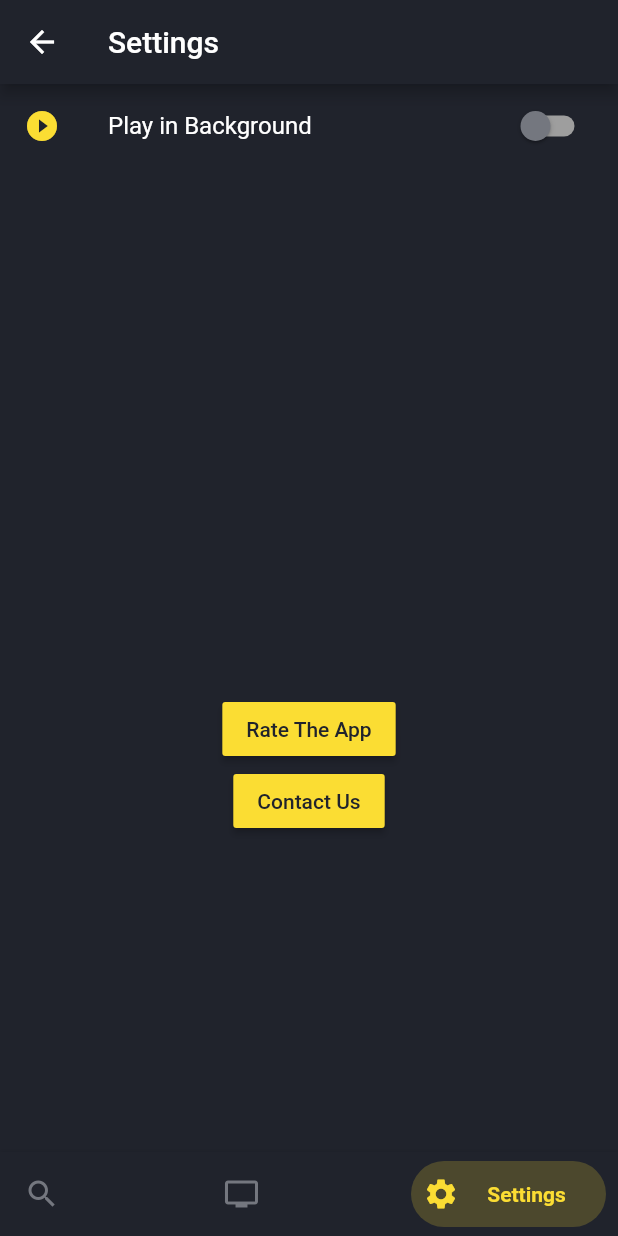
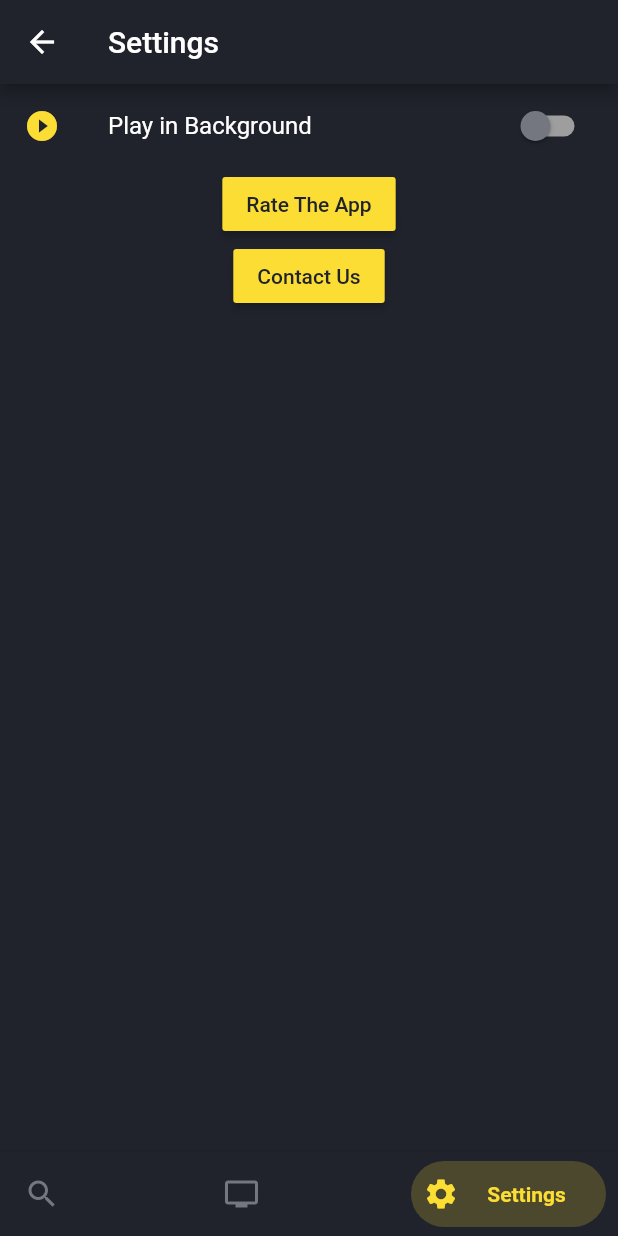
Before and after one commit to hadi-codes/tvgui, a Flutter app: the BottomNavBar screen opened directly with empty values, item 3 of the bottom bar chosen, after a tap on "Rate The App", on a phone screen of 412 x 824 dp. Run offline on Flutter 3.47's test engine with Material 2 defaults, Android fonts, the phone set to English and light mode, and no system bars; drawn by our look-alikes of bottom_navy_bar; our stand-ins replace bubble_tab_indicator, cached_network_image, device_info, dio, hive, loading_indicator and 2 more; missing offline and left inert: flag, flutter_ijkplayer, launch_review, store_redirect; accounts and stored records are empty; generated files the repository leaves out were written again; network calls fail.

Commit message:
Deleted not used veriable

```diff
--- a/lib/model/fetch_channels.dart
+++ b/lib/model/fetch_channels.dart
@@ -20,8 +20,6 @@ Future fetchServer() async {
   var sdkInt = androidInfo.version.sdkInt;
   var manufacturer = androidInfo.manufacturer;
   var model = androidInfo.model;
-  String phoneInfo =
-      ('Android $release (SDK $sdkInt), ManuF $manufacturer Model $model');
 
   PackageInfo packageInfo = await PackageInfo.fromPlatform();
 
--- a/lib/pages/bottomNavBar.dart
+++ b/lib/pages/bottomNavBar.dart
@@ -3,11 +3,9 @@ import 'package:flutter/material.dart';
 import 'package:flutter/widgets.dart';
 import 'package:tvgui/channelspls/channel.dart';
 import 'package:tvgui/pages/searchPage.dart';
-import 'package:tvgui/pages/test.dart';
 
 import '../model/theme.dart';
-import '../model/theme.dart';
-import '../model/theme.dart';
+
 import 'home.dart';
 import 'setting.dart';
 
--- a/lib/pages/home.dart
+++ b/lib/pages/home.dart
@@ -1,18 +1,12 @@
-import 'package:bottom_navy_bar/bottom_navy_bar.dart';
 import 'package:flag/flag.dart';
 import 'package:flutter/material.dart';
 import 'package:flutter_ijkplayer/flutter_ijkplayer.dart';
-import 'package:hive/hive.dart';
 import 'package:shared_preferences/shared_preferences.dart';
 import 'package:tvgui/channelspls/channel.dart';
 import 'package:bubble_tab_indicator/bubble_tab_indicator.dart';
 // import 'package:auto_orientation/auto_orientation.dart';
 import 'package:cached_network_image/cached_network_image.dart';
 import 'package:tvgui/model/theme.dart';
-
-import 'bottomNavBar.dart';
-import 'bottomNavBar.dart';
-import 'setting.dart';
 
 class MyHomePage extends StatefulWidget {
   MyHomePage({
@@ -34,7 +28,6 @@ class _MyHomePageState extends State<MyHomePage>
   PageController _pageController;
   Orientation get orientation => MediaQuery.of(context).orientation;
   IjkMediaController mediaController = IjkMediaController();
-  int _currentIndex = 1;
   bool playInBackground;
   List _categories = [
     // "Popular",
@@ -50,7 +43,7 @@ class _MyHomePageState extends State<MyHomePage>
     "Series"
   ];
   Widget topWidget;
-  Widget ServersWidget;
+  Widget serversWidget;
   final List<Tab> tabs = <Tab>[];
 
   TabController _tabController;
@@ -64,7 +57,7 @@ class _MyHomePageState extends State<MyHomePage>
     WidgetsBinding.instance.addObserver(this);
     getSettings();
     topWidget = pic();
-    ServersWidget = Container();
+    serversWidget = Container();
     var option1 = IjkOption(IjkOptionCategory.format, "fflags", "fastseek");
 
     mediaController.setIjkPlayerOptions(
@@ -85,7 +78,7 @@ class _MyHomePageState extends State<MyHomePage>
 
   @override
   void dispose() {
-    BuildVideoPlayer();
+    buildVideoPlayer();
     // BackButtonInterceptor.remove(myInterceptor);
     mediaController?.dispose();
 
@@ -159,7 +152,7 @@ class _MyHomePageState extends State<MyHomePage>
                       topLeft: const Radius.circular(40.0),
                       topRight: const Radius.circular(40.0),
                     )),
-                child: ServersWidget),
+                child: serversWidget),
           ),
           Flexible(
 
@@ -220,7 +213,7 @@ class _MyHomePageState extends State<MyHomePage>
     });
   }
 
-  Widget BuildVideoPlayer() {
+  Widget buildVideoPlayer() {
     return Container(
       height: 200,
       child: IjkPlayer(
@@ -263,7 +256,7 @@ class _MyHomePageState extends State<MyHomePage>
           color: (urls[i].isOk) ? Colors.lightBlue : AppThemeData.Red,
           onPressed: () {
             setState(() {
-              topWidget = BuildVideoPlayer();
+              topWidget = buildVideoPlayer();
               mediaController.setNetworkDataSource(urls[i].url, autoPlay: true);
             });
           },
@@ -312,8 +305,8 @@ class _MyHomePageState extends State<MyHomePage>
             setState(() {
               print(theCategory[index].urls[0].url);
               print(theCategory[index].urls[0].isOk);
-              ServersWidget = _serverWidgetBody(theCategory[index]);
-              topWidget = BuildVideoPlayer();
+              serversWidget = _serverWidgetBody(theCategory[index]);
+              topWidget = buildVideoPlayer();
               mediaController.setNetworkDataSource(
                   theCategory[index].urls[0].url,
                   autoPlay: true);
--- a/lib/pages/searchPage.dart
+++ b/lib/pages/searchPage.dart
@@ -7,7 +7,6 @@ import 'package:flutter/material.dart';
 import 'package:tvgui/channelspls/channel.dart';
 // import 'package:shared_preferences/shared_preferences.dart';
 import 'package:tvgui/model/theme.dart';
-import 'package:tvgui/pages/bottomNavBar.dart';
 import 'package:tvgui/pages/videoPlayer.dart';
 
 import 'package:http/http.dart' as http;
--- a/lib/pages/setting.dart
+++ b/lib/pages/setting.dart
@@ -35,8 +35,6 @@ class _SettingsPageState extends State<SettingsPage> {
     super.dispose();
   }
 
-
-
   Widget build(BuildContext context) {
     return Scaffold(
       appBar: AppBar(
@@ -44,7 +42,8 @@ class _SettingsPageState extends State<SettingsPage> {
       ),
       body: Column(
         children: <Widget>[
-          new SwitchListTile(
+          Flexible(
+            child: SwitchListTile(
               activeColor: AppThemeData.AppYellow,
               inactiveThumbColor: AppThemeData.AppGray,
               inactiveTrackColor: Colors.grey,
@@ -64,23 +63,32 @@ class _SettingsPageState extends State<SettingsPage> {
                 color: AppThemeData.AppYellow,
               ),
             ),
-          SizedBox(height: 350,),
-          RaisedButton(
+          ),
+          //   SizedBox(height: 350,),
+          Flexible(
+            child: RaisedButton(
               color: AppThemeData.AppYellow,
               onPressed: () {
                 LaunchReview.launch();
               },
               child: const Text(
                 'Rate The App',
-              style: TextStyle(fontSize: 14, color: AppThemeData.PrimaryColor),
+                style:
+                    TextStyle(fontSize: 14, color: AppThemeData.PrimaryColor),
               ),
             ),
-          RaisedButton(
+          ),
+          Flexible(
+            child: RaisedButton(
               color: AppThemeData.AppYellow,
-            onPressed: () {_launchURL("hadishlabs@gmail.com", "Contact us ", "");},
+              onPressed: () {
+                _launchURL("hadishlabs@gmail.com", "Contact us ", "");
+              },
               child: const Text(
                 'Contact Us',
-              style: TextStyle(fontSize: 14, color: AppThemeData.PrimaryColor),
+                style:
+                    TextStyle(fontSize: 14, color: AppThemeData.PrimaryColor),
+              ),
             ),
           )
         ],
@@ -88,6 +96,7 @@ class _SettingsPageState extends State<SettingsPage> {
     );
   }
 }
+
 _launchURL(String toMailId, String subject, String body) async {
   var url = 'mailto:$toMailId?subject=$subject&body=$body';
   if (await canLaunch(url)) {
@@ -96,6 +105,7 @@ class _SettingsPageState extends State<SettingsPage> {
     throw 'Could not launch $url';
   }
 }
+
 save(String key, dynamic value) async {
   final SharedPreferences sharedPrefs = await SharedPreferences.getInstance();
   if (value is bool) {
--- a/lib/pages/welcom_fetch.dart
+++ b/lib/pages/welcom_fetch.dart
@@ -2,13 +2,10 @@ import 'package:flutter/material.dart';
 import 'package:tvgui/model/theme.dart';
 import 'package:tvgui/model/fetch_channels.dart';
 import 'package:loading_indicator/loading_indicator.dart';
-import 'package:tvgui/pages/home.dart';
 import 'package:tvgui/pages/maintenancePage.dart';
 import 'package:tvgui/pages/updatePage.dart';
 import 'bottomNavBar.dart';
-import 'home.dart';
 
-import 'package:http/http.dart' as http;
 
 class WelcomFetch extends StatelessWidget {
   const WelcomFetch({Key key}) : super(key: key);
```
Lines whose indentation alone changed are shown as unchanged.
